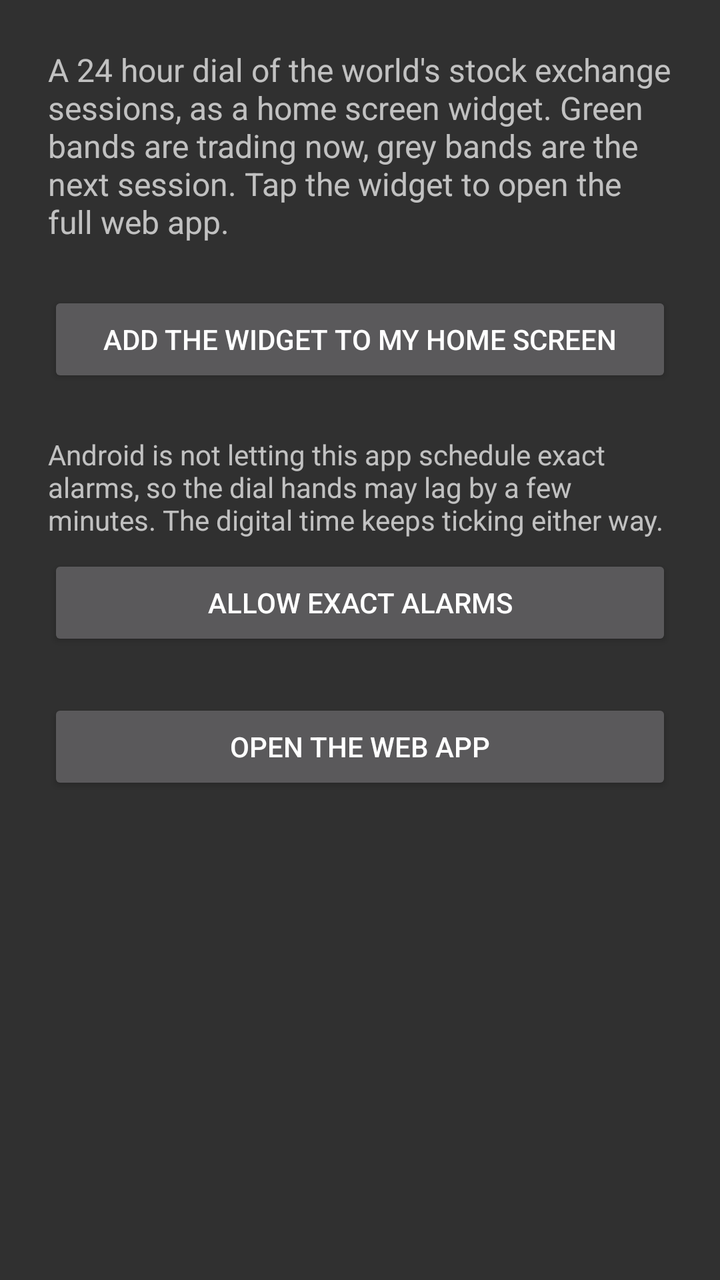
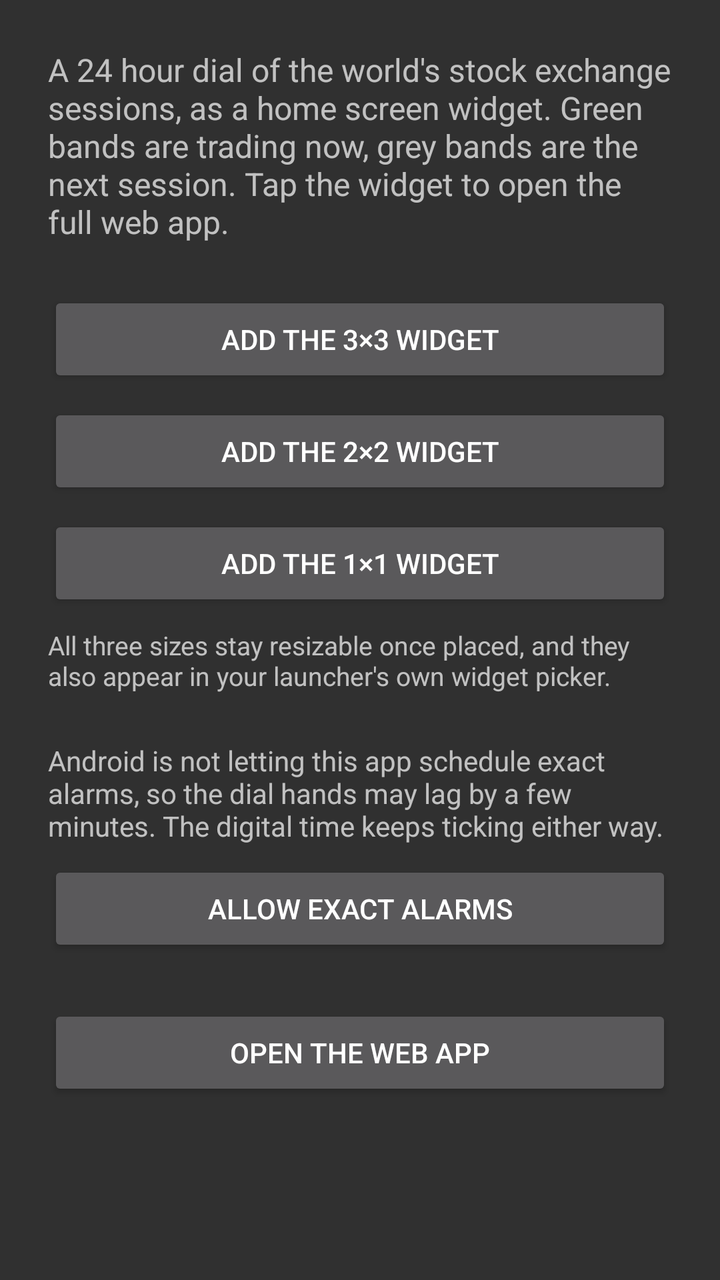

Two renders of the same Android screen: before a commit and after it. Below are the layout's source before the change and the commit's diff.
<!-- AndroidManifest.xml: application theme android:Theme.Material -->
<!-- res/layout/activity_main.xml -->
<?xml version="1.0" encoding="utf-8"?>
<ScrollView xmlns:android="http://schemas.android.com/apk/res/android"
    android:layout_width="match_parent"
    android:layout_height="match_parent">

    <LinearLayout
        android:layout_width="match_parent"
        android:layout_height="wrap_content"
        android:orientation="vertical"
        android:padding="24dp">

        <TextView
            android:layout_width="match_parent"
            android:layout_height="wrap_content"
            android:text="@string/intro"
            android:textSize="16sp" />

        <Button
            android:id="@+id/btn_add_widget"
            android:layout_width="match_parent"
            android:layout_height="wrap_content"
            android:layout_marginTop="24dp"
            android:text="@string/add_widget" />

        <TextView
            android:id="@+id/txt_exact_alarms"
            android:layout_width="match_parent"
            android:layout_height="wrap_content"
            android:layout_marginTop="24dp"
            android:text="@string/exact_alarms_explainer"
            android:textSize="14sp" />

        <Button
            android:id="@+id/btn_exact_alarms"
            android:layout_width="match_parent"
            android:layout_height="wrap_content"
            android:layout_marginTop="8dp"
            android:text="@string/exact_alarms_button" />

        <Button
            android:id="@+id/btn_open_web"
            android:layout_width="match_parent"
            android:layout_height="wrap_content"
            android:layout_marginTop="24dp"
            android:text="@string/open_web_app" />
    </LinearLayout>
</ScrollView>
<!-- resources referenced by this layout -->
<resources>
  <string name="add_widget">Add the widget to my home screen</string>
  <string name="exact_alarms_button">Allow exact alarms</string>
  <string name="exact_alarms_explainer">Android is not letting this app schedule exact alarms, so the dial hands may lag by a few minutes. The digital time keeps ticking either way.</string>
  <string name="intro">A 24 hour dial of the world\'s stock exchange sessions, as a home screen widget. Green bands are trading now, grey bands are the next session. Tap the widget to open the full web app.</string>
  <string name="open_web_app">Open the web app</string>
</resources>

<!-- the commit's change to res/layout/activity_main.xml (unified diff, before → after) -->
@@ -16,11 +16,32 @@
             android:textSize="16sp" />
 
         <Button
-            android:id="@+id/btn_add_widget"
+            android:id="@+id/btn_add_large"
             android:layout_width="match_parent"
             android:layout_height="wrap_content"
             android:layout_marginTop="24dp"
-            android:text="@string/add_widget" />
+            android:text="@string/add_widget_large" />
+
+        <Button
+            android:id="@+id/btn_add_medium"
+            android:layout_width="match_parent"
+            android:layout_height="wrap_content"
+            android:layout_marginTop="8dp"
+            android:text="@string/add_widget_medium" />
+
+        <Button
+            android:id="@+id/btn_add_small"
+            android:layout_width="match_parent"
+            android:layout_height="wrap_content"
+            android:layout_marginTop="8dp"
+            android:text="@string/add_widget_small" />
+
+        <TextView
+            android:layout_width="match_parent"
+            android:layout_height="wrap_content"
+            android:layout_marginTop="8dp"
+            android:text="@string/sizes_note"
+            android:textSize="13sp" />
 
         <TextView
             android:id="@+id/txt_exact_alarms"
<!-- resource entries referenced after the edit -->
@@ -1,9 +1,12 @@
 <!-- resources referenced by this layout -->
 <resources>
-  <string name="add_widget">Add the widget to my home screen</string>
+  <string name="add_widget_large">Add the 3×3 widget</string>
+  <string name="add_widget_medium">Add the 2×2 widget</string>
+  <string name="add_widget_small">Add the 1×1 widget</string>
   <string name="exact_alarms_button">Allow exact alarms</string>
   <string name="exact_alarms_explainer">Android is not letting this app schedule exact alarms, so the dial hands may lag by a few minutes. The digital time keeps ticking either way.</string>
   <string name="intro">A 24 hour dial of the world\'s stock exchange sessions, as a home screen widget. Green bands are trading now, grey bands are the next session. Tap the widget to open the full web app.</string>
   <string name="open_web_app">Open the web app</string>
+  <string name="sizes_note">All three sizes stay resizable once placed, and they also appear in your launcher\'s own widget picker.</string>
 </resources>
 
